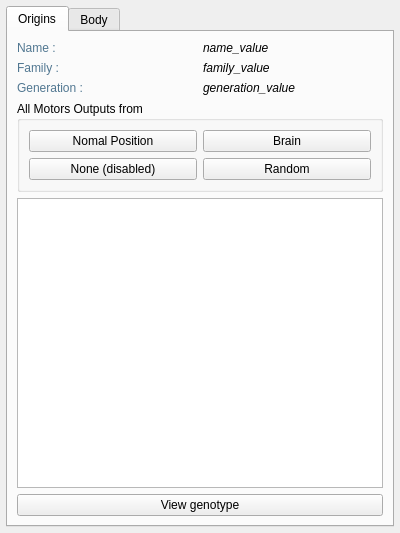
Before: the Qt Designer form src/genelab/core/ui/widgets/entities/entitypropertiescontroller.ui in GeneCraft/GeneCraft-Project, drawn with Qt 5.
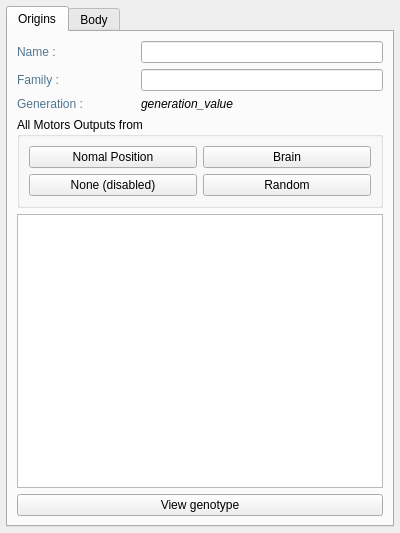
After: the same form once the commit is applied. Icons and pictures are not drawn.

What changed in the file:
```diff
--- a/src/genelab/core/ui/widgets/entities/entitypropertiescontroller.ui
+++ b/src/genelab/core/ui/widgets/entities/entitypropertiescontroller.ui
@@ -56,20 +56,6 @@
          </property>
         </widget>
        </item>
-       <item row="0" column="1">
-        <widget class="QLabel" name="lName">
-         <property name="font">
-          <font>
-           <weight>50</weight>
-           <italic>true</italic>
-           <bold>false</bold>
-          </font>
-         </property>
-         <property name="text">
-          <string>name_value</string>
-         </property>
-        </widget>
-       </item>
        <item row="1" column="0">
         <widget class="QLabel" name="label_3">
          <property name="font">
@@ -86,20 +72,6 @@
          </property>
         </widget>
        </item>
-       <item row="1" column="1">
-        <widget class="QLabel" name="lFamily">
-         <property name="font">
-          <font>
-           <weight>50</weight>
-           <italic>true</italic>
-           <bold>false</bold>
-          </font>
-         </property>
-         <property name="text">
-          <string>family_value</string>
-         </property>
-        </widget>
-       </item>
        <item row="2" column="0">
         <widget class="QLabel" name="label_8">
          <property name="font">
@@ -116,21 +88,7 @@
          </property>
         </widget>
        </item>
-       <item row="2" column="1">
-        <widget class="QLabel" name="lGeneration">
-         <property name="font">
-          <font>
-           <weight>50</weight>
-           <italic>true</italic>
-           <bold>false</bold>
-          </font>
-         </property>
-         <property name="text">
-          <string>generation_value</string>
-         </property>
-        </widget>
-       </item>
-       <item row="3" column="0" colspan="2">
+       <item row="5" column="0" colspan="3">
         <widget class="QGroupBox" name="groupBox_4">
          <property name="sizePolicy">
           <sizepolicy hsizetype="Preferred" vsizetype="Fixed">
@@ -204,20 +162,40 @@
          </layout>
         </widget>
        </item>
-       <item row="5" column="0" colspan="2">
+       <item row="7" column="0" colspan="3">
         <widget class="QPlainTextEdit" name="pteGenotype">
          <property name="readOnly">
           <bool>true</bool>
          </property>
         </widget>
        </item>
-       <item row="6" column="0" colspan="2">
+       <item row="8" column="0" colspan="3">
         <widget class="QPushButton" name="pbViewGenotype">
          <property name="text">
           <string>View genotype</string>
          </property>
         </widget>
        </item>
+       <item row="0" column="1" colspan="2">
+        <widget class="QLineEdit" name="leName"/>
+       </item>
+       <item row="1" column="1" colspan="2">
+        <widget class="QLineEdit" name="leFamily"/>
+       </item>
+       <item row="2" column="1">
+        <widget class="QLabel" name="lGeneration">
+         <property name="font">
+          <font>
+           <weight>50</weight>
+           <italic>true</italic>
+           <bold>false</bold>
+          </font>
+         </property>
+         <property name="text">
+          <string>generation_value</string>
+         </property>
+        </widget>
+       </item>
       </layout>
      </widget>
      <widget class="QWidget" name="tab">
```
